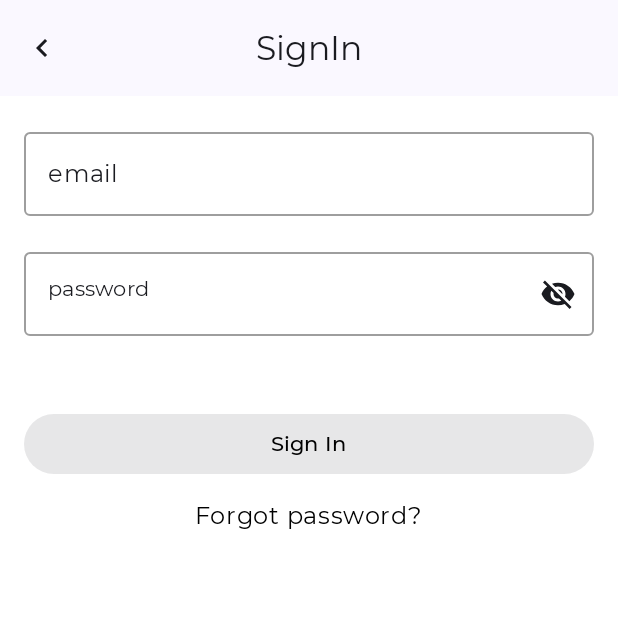
After one commit to ufuomaisaac/Women-Care, an Android app built with Jetpack Compose: the composable SignInScreen shown on its own in the app's theme, on a phone screen of 412 x 824 dp, the top half of it. The commit adds this screen. Run offline under Robolectric (Android 15) with nearby library versions, the phone set to English and light mode, and no system bars; our stand-ins replace Dagger/Hilt's generated code, Firebase (no records; nobody signed in at launch, a user with empty details on screens opened directly).

Commit message:
signInScreen working

```diff
--- a/app/build.gradle.kts
+++ b/app/build.gradle.kts
@@ -81,9 +81,9 @@ dependencies {
     implementation("com.google.firebase:firebase-firestore")
 
     // Hilt
-    implementation("com.google.dagger:hilt-android:2.48.1")
+    implementation("com.google.dagger:hilt-android:2.51.1")
     implementation("androidx.hilt:hilt-navigation-compose:1.1.0")
-    kapt("com.google.dagger:hilt-android-compiler:2.46.1")
+    kapt("com.google.dagger:hilt-android-compiler:2.51.1")
 
     // SplashScreen
     implementation("androidx.core:core-splashscreen:1.0.0")
--- a/app/src/main/AndroidManifest.xml
+++ b/app/src/main/AndroidManifest.xml
@@ -3,6 +3,7 @@
     xmlns:tools="http://schemas.android.com/tools">
 
     <application
+        android:name=".MyApp"
         android:allowBackup="true"
         android:dataExtractionRules="@xml/data_extraction_rules"
         android:fullBackupContent="@xml/backup_rules"
--- /dev/null
+++ b/app/src/main/java/com/example/womencare/ui/auth/signin/SignInSIgnUp.kt
@@ -0,0 +1,205 @@
+import androidx.compose.foundation.layout.Row
+import androidx.compose.foundation.layout.Spacer
+import androidx.compose.foundation.layout.fillMaxWidth
+import androidx.compose.foundation.layout.width
+import androidx.compose.foundation.text.KeyboardActions
+import androidx.compose.foundation.text.KeyboardOptions
+import androidx.compose.material.OutlinedTextField
+import androidx.compose.material.TextButton
+import androidx.compose.material.icons.Icons
+import androidx.compose.material.icons.filled.KeyboardArrowLeft
+import androidx.compose.material.icons.filled.Visibility
+import androidx.compose.material.icons.filled.VisibilityOff
+import androidx.compose.material3.CenterAlignedTopAppBar
+import androidx.compose.material3.ExperimentalMaterial3Api
+import androidx.compose.material3.Icon
+import androidx.compose.material3.IconButton
+import androidx.compose.material3.MaterialTheme
+import androidx.compose.material3.Surface
+import androidx.compose.material3.Text
+import androidx.compose.runtime.Composable
+import androidx.compose.runtime.mutableStateOf
+import androidx.compose.runtime.remember
+import androidx.compose.runtime.saveable.rememberSaveable
+import androidx.compose.ui.Modifier
+import androidx.compose.ui.focus.onFocusChanged
+import androidx.compose.ui.graphics.Color
+import androidx.compose.ui.text.input.ImeAction
+import androidx.compose.ui.text.input.KeyboardType
+import androidx.compose.ui.text.input.PasswordVisualTransformation
+import androidx.compose.ui.text.input.VisualTransformation
+import androidx.compose.ui.tooling.preview.Preview
+import androidx.compose.ui.unit.dp
+import com.example.womencare.theme.WomenCareTheme
+import com.example.womencare.ui.auth.state.EmailState
+import com.example.womencare.ui.auth.state.TextFieldState
+
+@OptIn(ExperimentalMaterial3Api::class)
+@Composable
+fun SignInTopAppBar(
+    topAppBarTitle: String,
+    NavUp: () -> Unit
+) {
+    CenterAlignedTopAppBar(
+        title = {
+            Text(text = topAppBarTitle,
+                modifier = Modifier
+            )
+        },
+        navigationIcon = {
+            IconButton(onClick = NavUp) {
+                Icon(imageVector = Icons.Filled.KeyboardArrowLeft,
+                    contentDescription = "navigation icon")
+            }
+        }
+    )
+}
+
+@Composable
+fun Email(
+    emailState: TextFieldState =  remember { EmailState() },
+    imeAction: ImeAction = ImeAction.Next,
+    onImeAction: () -> Unit = {}
+) {
+    OutlinedTextField(
+        value = emailState.text.toString(),
+        onValueChange = {
+            emailState.text = it
+        },
+        label = {
+            Text(text = "email",)
+               // style = Typography.)
+        },
+        modifier = Modifier
+            .fillMaxWidth()
+            .onFocusChanged { focusState ->
+                emailState.onFocusChange(focusState.isFocused)
+                if (!focusState.isFocused) {
+                    emailState.enableShowErrors()
+                }
+            },
+        textStyle = MaterialTheme.typography.bodyMedium,
+        isError = emailState.showErrors(),
+        keyboardOptions = KeyboardOptions.Default.copy(
+            imeAction = imeAction,
+            keyboardType = KeyboardType.Email
+        ),
+        keyboardActions = KeyboardActions(
+            onDone = {
+                onImeAction()
+            }
+        ),
+        singleLine = true
+    )
+
+    emailState.getError()?.let { error -> TextFieldError(textError = error) }
+}
+
+
+@Composable
+fun Password(
+    label: String,
+    passwordState: TextFieldState,
+    modifier: Modifier = Modifier,
+    imeAction: ImeAction = ImeAction.Done,
+    onImeAction: () -> Unit = {}
+) {
+
+    val showPassword = rememberSaveable { mutableStateOf(false) }
+
+    OutlinedTextField(value = passwordState.text,
+        onValueChange = {
+            passwordState.text = it
+            passwordState.enableShowErrors()
+        },
+        modifier = modifier
+            .fillMaxWidth()
+            .onFocusChanged { focusState ->
+                passwordState.onFocusChange(focusState.isFocused)
+                if (!focusState.isFocused) {
+                    passwordState.enableShowErrors()
+                }
+            },
+        textStyle = MaterialTheme.typography.bodyMedium,
+        label = {
+            Text(text = label,
+                style = MaterialTheme.typography.bodyMedium)
+        },
+        trailingIcon = {
+            if (showPassword.value) {
+                IconButton(onClick = { showPassword.value = false }) {
+                    Icon(
+                        imageVector = Icons.Filled.Visibility,
+                        contentDescription = "hide password"
+                    )
+                }
+            } else {
+                IconButton(onClick = { showPassword.value = true }) {
+                    Icon(
+                        imageVector = Icons.Filled.VisibilityOff,
+                        contentDescription = "show password")
+                }
+            }
+        },
+        visualTransformation = if (showPassword.value) {
+            VisualTransformation.None
+        } else {
+            PasswordVisualTransformation()
+        },
+        isError = passwordState.showErrors(),
+
+        )
+
+}
+
+@Composable
+fun TextFieldError(textError: String) {
+    Row(modifier = Modifier.fillMaxWidth()) {
+        Spacer(modifier = Modifier.width(16.dp))
+        Text(
+            text = textError,
+            modifier = Modifier.fillMaxWidth(),
+            color = MaterialTheme.colorScheme.error
+        )
+    }
+}
+
+@Composable
+fun TextButton(
+    modifier: Modifier = Modifier,
+    onButtonClicked: () -> Unit,
+    buttonText: String) {
+
+    TextButton(
+        onClick = onButtonClicked,
+    ) {
+        Text(
+            text = buttonText,
+            color = Color.Black
+        )
+    }
+}
+
+/*
+@Preview
+@Composable
+fun ForgetPasswordPreview() {
+    MotherCareTheme {
+        Surface {
+            TextButton(modifier = Modifier,
+                onButtonClicked = {},
+                buttonText = "Forgot password?")
+        }
+    }
+}*/
+
+
+@Preview()
+@Composable
+fun SignUpContentPreview() {
+    WomenCareTheme {
+        Surface {
+            SignInScreen(onSignInSubmitted = {_, _ -> }, onNavUp = {  }, modifier = Modifier)
+        }
+    }
+}
--- /dev/null
+++ b/app/src/main/java/com/example/womencare/ui/auth/signin/SignInScreen.kt
@@ -0,0 +1,202 @@
+import android.util.Log
+import android.widget.Toast
+import androidx.compose.foundation.layout.Arrangement
+import androidx.compose.foundation.layout.Box
+import androidx.compose.foundation.layout.Column
+import androidx.compose.foundation.layout.Spacer
+import androidx.compose.foundation.layout.fillMaxWidth
+import androidx.compose.foundation.layout.height
+import androidx.compose.foundation.layout.padding
+import androidx.compose.material.Scaffold
+import androidx.compose.material3.Button
+import androidx.compose.material3.Text
+import androidx.compose.runtime.Composable
+import androidx.compose.runtime.collectAsState
+import androidx.compose.runtime.getValue
+import androidx.compose.runtime.mutableStateOf
+import androidx.compose.runtime.remember
+import androidx.compose.runtime.rememberCoroutineScope
+import androidx.compose.runtime.saveable.rememberSaveable
+import androidx.compose.runtime.setValue
+import androidx.compose.ui.Alignment
+import androidx.compose.ui.Modifier
+import androidx.compose.ui.focus.FocusRequester
+import androidx.compose.ui.focus.focusRequester
+import androidx.compose.ui.graphics.Color
+import androidx.compose.ui.platform.LocalContext
+import androidx.compose.ui.unit.dp
+import androidx.hilt.navigation.compose.hiltViewModel
+import com.example.womencare.ui.auth.state.EmailState
+import com.example.womencare.ui.auth.state.EmailStateSaver
+import com.example.womencare.ui.auth.state.PasswordState
+import com.example.womencare.ui.auth.viewmodel.AuthViewModel
+import kotlinx.coroutines.delay
+import kotlinx.coroutines.launch
+
+@Composable
+fun SignInScreen(
+    email: String = "",
+    onSignInSubmitted: (email: String, password: String) -> Unit,
+    onForgotPasswordClicked: () -> Unit = {},
+    onNavUp: () -> Unit,
+    modifier: Modifier
+) {
+
+    Scaffold(
+        topBar = {
+            SignInTopAppBar(topAppBarTitle = "SignIn", NavUp = onNavUp)
+        },
+        content = { paddingValues ->
+            Column(
+                modifier = Modifier,
+                horizontalAlignment = Alignment.CenterHorizontally,
+                verticalArrangement = Arrangement.Center
+            ) {
+                Column(
+                    modifier = Modifier
+                        .padding(paddingValues)
+                        .padding(horizontal = 16.dp),
+
+                    ) {
+                    Spacer(modifier = Modifier.height(16.dp))
+                    SignInContent(
+                        email = email,
+                        onSignInSubmitted = onSignInSubmitted
+                    )
+                }
+                TextButton(
+                    modifier = Modifier,
+                    buttonText = "Forgot password?",
+                    onButtonClicked = {})
+            }
+            Spacer(modifier = Modifier.height(32.dp))
+        }
+    )
+}
+
+@Composable
+fun SignInContent(
+    modifier: Modifier = Modifier,
+    email: String,
+    onSignInSubmitted: (email: String, password: String) -> Unit
+) {
+
+    var TAG = "NEWAGE"
+
+    var isLoading by remember { mutableStateOf(false) }
+
+    Column(modifier = Modifier.fillMaxWidth(),
+        verticalArrangement = Arrangement.Center,
+        horizontalAlignment = Alignment.CenterHorizontally) {
+
+        var context = LocalContext.current
+        val focusRequester = remember { FocusRequester() }
+        val emailState by rememberSaveable(stateSaver = EmailStateSaver) {
+            mutableStateOf(EmailState(email))
+        }
+        val passwordState = remember { PasswordState() }
+        val scope = rememberCoroutineScope()
+
+        var authViewModel: AuthViewModel = hiltViewModel()
+        var state = authViewModel.signInState.collectAsState()
+
+        val uiState by authViewModel.uiState.collectAsState()
+
+
+
+        Email(emailState)
+        Spacer(modifier = Modifier.height(16.dp))
+
+        Password(
+            label = "password",
+            passwordState = passwordState,
+            modifier = Modifier.focusRequester(focusRequester = focusRequester)
+        )
+
+        Box(modifier = Modifier.fillMaxWidth(),
+            contentAlignment = Alignment.Center
+        ) {
+
+            Column(
+                modifier = Modifier.fillMaxWidth(),
+                verticalArrangement = Arrangement.Center,
+                horizontalAlignment = Alignment.CenterHorizontally
+            ) {
+                Spacer(modifier = Modifier.height(16.dp))
+
+                Button(
+                    onClick = {
+                        if (emailState.isValid && passwordState.isValid) {
+
+                            //  authViewModel.signIn(emailState.text, passwordState.text)
+
+                            isLoading = true
+
+                            Log.d("NEWAGE", "button has been clicked")
+
+                            scope.launch {
+
+                                authViewModel.signIn(emailState.text, passwordState.text)
+
+                                Log.d(TAG, "insideViewmodel ")
+                                scope.launch {
+
+                                    delay(3000)
+
+                                    if (state.value) {
+                                        onSignInSubmitted(emailState.text, passwordState.text)
+                                        Log.d("NEWAGE", "Sign In Has been confirm ")
+                                    } else {
+                                        isLoading = false
+                                        Toast.makeText(
+                                            context,
+                                            "unable to sign in user",
+                                            Toast.LENGTH_SHORT
+                                        ).show()
+                                        Log.d("NEWAGE", "User is unable to sign in")
+                                    }
+                                }
+                            }
+
+                        }
+                    },
+                    modifier = Modifier
+                        .fillMaxWidth()
+                        .padding(top = 32.dp),
+                    enabled = emailState.isValid && passwordState.isValid
+                ) {
+                    Text(
+                        text = "Sign In",
+                        color = Color.Black
+                    )
+                }
+
+                /*when (uiState) {
+                    AuthUiState.Initial-> {
+
+                    }
+                    AuthUiState.Loading -> {
+                        Box(
+                            contentAlignment = Alignment.Center,
+                            modifier = Modifier
+                                .padding(all = 8.dp)
+                                .align(Alignment.CenterHorizontally)
+                        ) {
+                            CircularProgressIndicator()
+                        }
+                    }
+
+                    is AuthUiState.Error -> {
+                        Toast.makeText(context, (uiState as AuthUiState.Error).errorMessage, Toast.LENGTH_SHORT ).show()
+
+                        }
+
+                    AuthUiState.Success ->  {
+                        onSignInSubmitted
+                    }
+
+                }*/
+            }
+        }
+    }
+}
--- /dev/null
+++ b/app/src/main/java/com/example/womencare/ui/auth/signup/SIgnUpSreen.kt
@@ -0,0 +1 @@
+package com.example.womencare.ui.auth.signup
--- /dev/null
+++ b/app/src/main/java/com/example/womencare/ui/auth/state/EmailState.kt
@@ -0,0 +1,28 @@
+package com.example.womencare.ui.auth.state
+
+import java.util.regex.Pattern
+
+// Consider an email valid if there's some text before and after a "@"
+private const val EMAIL_VALIDATION_REGEX = "^(.+)@(.+)\$"
+
+class EmailState(var email : String? = null):
+    TextFieldState(validator = ::isEmailValid, errorFor = ::emailValidationError ){
+
+    init {
+        email?.let {
+            text = it
+        }
+    }
+}
+
+fun isEmailValid(email: String): Boolean {
+    return Pattern.matches(EMAIL_VALIDATION_REGEX, email)
+}
+/**
+ * Returns an error to be displayed or null if no error was found
+ */
+fun emailValidationError(email : String): String {
+    return "Invalid email $email"
+}
+
+val EmailStateSaver = textFieldStateSaver(EmailState())
--- /dev/null
+++ b/app/src/main/java/com/example/womencare/ui/auth/state/TextFieldState.kt
@@ -0,0 +1,55 @@
+package com.example.womencare.ui.auth.state
+
+import androidx.compose.runtime.getValue
+import androidx.compose.runtime.mutableStateOf
+import androidx.compose.runtime.saveable.listSaver
+import androidx.compose.runtime.setValue
+
+
+open class TextFieldState(
+    private val validator: (String) -> Boolean = {true},
+    private val errorFor: (String) -> String = {" "}
+) {
+    var text: String by mutableStateOf("")
+
+    var isFocusedDirty: Boolean by mutableStateOf(false)
+    var isFocused: Boolean by mutableStateOf(false)
+    private var displayErrors : Boolean by mutableStateOf(false)
+
+
+    open val isValid: Boolean
+        get() = validator(text)
+
+    fun onFocusChange(focused: Boolean) {
+        isFocused = focused
+        if (focused) isFocusedDirty = true
+    }
+
+    fun enableShowErrors() {
+        // only show errors if the text was at least once focused
+        if (isFocusedDirty) {
+            displayErrors = true
+        }
+    }
+
+    fun showErrors() = !isValid && displayErrors
+
+    open fun getError(): String? {
+        return if (showErrors()) {
+            errorFor(text)
+        } else {
+            null
+        }
+    }
+}
+
+
+fun textFieldStateSaver(state: TextFieldState) = listSaver<TextFieldState, Any>(
+    save = { listOf(it.text, it.isFocusedDirty) },
+    restore = {
+        state.apply {
+            text = it[0] as String
+            isFocusedDirty = it[1] as Boolean
+        }
+    }
+)
--- /dev/null
+++ b/app/src/main/java/com/example/womencare/ui/auth/viewmodel/AuthViewmodel.kt
@@ -0,0 +1,103 @@
+package com.example.womencare.ui.auth.viewmodel
+
+import android.util.Log
+import androidx.lifecycle.ViewModel
+import androidx.lifecycle.viewModelScope
+import com.example.womencare.ui.auth.state.AuthUiState
+import com.google.firebase.auth.FirebaseAuth
+import dagger.hilt.android.lifecycle.HiltViewModel
+import kotlinx.coroutines.flow.MutableStateFlow
+import kotlinx.coroutines.flow.StateFlow
+import kotlinx.coroutines.flow.asStateFlow
+import kotlinx.coroutines.launch
+import javax.inject.Inject
+
+@HiltViewModel
+class  AuthViewModel @Inject constructor(
+    private var auth: FirebaseAuth
+): ViewModel() {
+
+    private var _signInState = MutableStateFlow<Boolean>(false)
+    val signInState: StateFlow<Boolean>
+        //  = _signInState
+        get() = _signInState.asStateFlow()
+
+
+    private var _signUpState = MutableStateFlow<Boolean>(false)
+    val signUpState: StateFlow<Boolean>
+        //= _signUpState
+        get() = _signUpState.asStateFlow()
+
+    //This is currently not in use, although it has a receiver(SignInScreen)
+    private val _uiState: MutableStateFlow<AuthUiState> = MutableStateFlow(AuthUiState.Initial)
+    val uiState: StateFlow<AuthUiState> =
+        _uiState.asStateFlow()
+
+    private var _authUiState = MutableStateFlow<AuthUiState>(AuthUiState.Initial)
+    val authUiState : StateFlow<AuthUiState>
+        //  = _responseState
+        get() = _authUiState.asStateFlow()
+
+    /* private var _responseState = MutableStateFlow<SignInResponse>(SignInResponse.ERROR)
+    val responseState : StateFlow<SignInResponse>
+        //  = _responseState
+        get() = _responseState.asStateFlow()*/
+
+
+    fun signIn(email: String, password: String) = viewModelScope.launch() {
+        auth.signInWithEmailAndPassword(email, password)
+            .addOnCompleteListener { task ->
+                Log.d("NEWAGE", "inside the viewmodel")
+
+
+                if (task.isSuccessful) {
+
+                    _signInState.value = true
+                    Log.d("NEWAGE", "success")
+
+                } else {
+                    _signInState.value = false
+                    Log.d("NEWAGE", "failed")
+                }
+
+            }
+    }
+
+    // This is the right method to use, setting the default value to Loading so that
+    // whatever the value changes, it can then decide if the user was able to sign in or not
+    //Use Sealed classes or Enum classes for this
+
+    /*fun signIn(email: String, password: String) = viewModelScope.launch {
+        try {
+            auth.signInWithEmailAndPassword(email, password)
+                .addOnCompleteListener { task ->
+                    _uiState.value = AuthUiState.Loading
+                    Log.d("NEWAGE", "Loading")
+
+                    if(task.isSuccessful) {
+                        _uiState.value = AuthUiState.Success
+                        Log.d("NEWAGE", "Success")
+                    }
+                }
+        } catch (e : FirebaseAuthException) {
+            _uiState.value = AuthUiState.Error("Unknown error, try again...")
+            Log.d("NEWAGE", "Error")
+        }
+    }*/
+
+
+    fun signUp(email: String, password: String) = viewModelScope.launch {
+        auth.createUserWithEmailAndPassword(email, password)
+            .addOnCompleteListener {task ->
+
+                if(task.isSuccessful) {
+                    // AuthState(signedUp = true)
+                    _signUpState.value = true
+
+                } else  {
+                    _signUpState.value = false
+
+                }
+            }
+    }
+}
--- a/build.gradle.kts
+++ b/build.gradle.kts
@@ -6,5 +6,5 @@ plugins {
 
     // Add the dependency for the Google services Gradle plugin
     id("com.google.gms.google-services") version "4.4.2" apply false
-    id("com.google.dagger.hilt.android") version "2.46.1" apply false
+    id ("com.google.dagger.hilt.android") version "2.51.1" apply false
 }
```
Also changed, not shown: app/src/main/java/com/example/womencare/MainActivity.kt (+9 -5 lines), app/src/main/java/com/example/womencare/MyApp.kt (added, +10 -0 lines), app/src/main/java/com/example/womencare/di/AppModule.kt (added, +21 -0 lines), app/src/main/java/com/example/womencare/ui/auth/state/AuthState.kt (added, +32 -0 lines), app/src/main/java/com/example/womencare/ui/auth/state/PasswordState.kt (added, +35 -0 lines).
